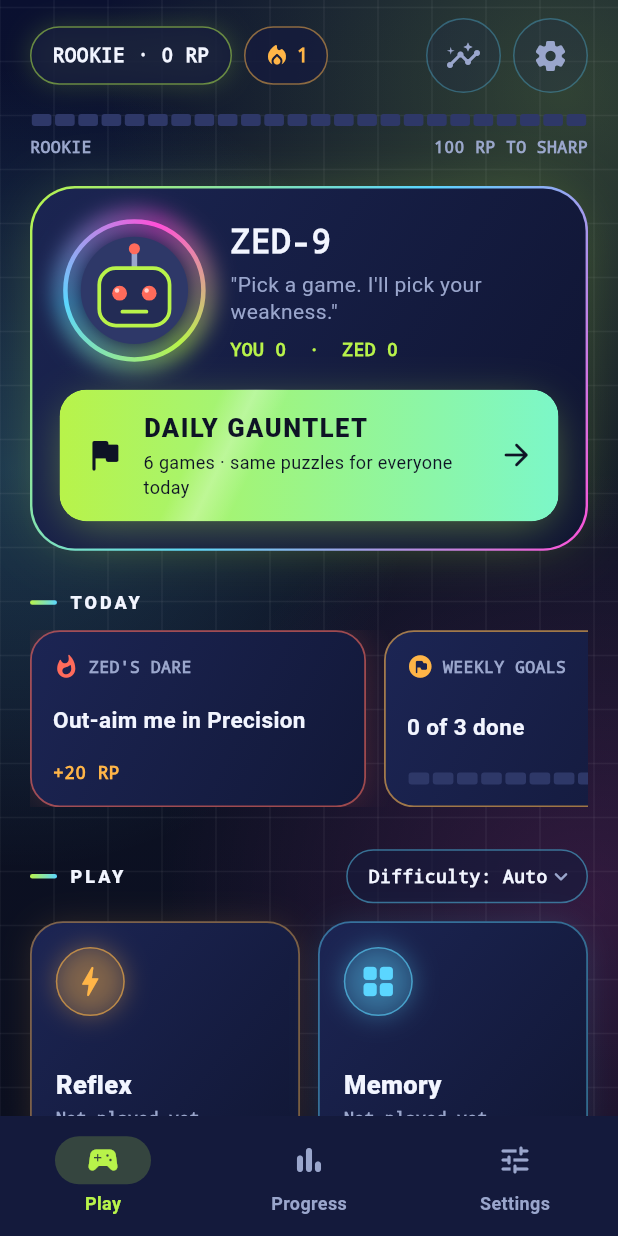
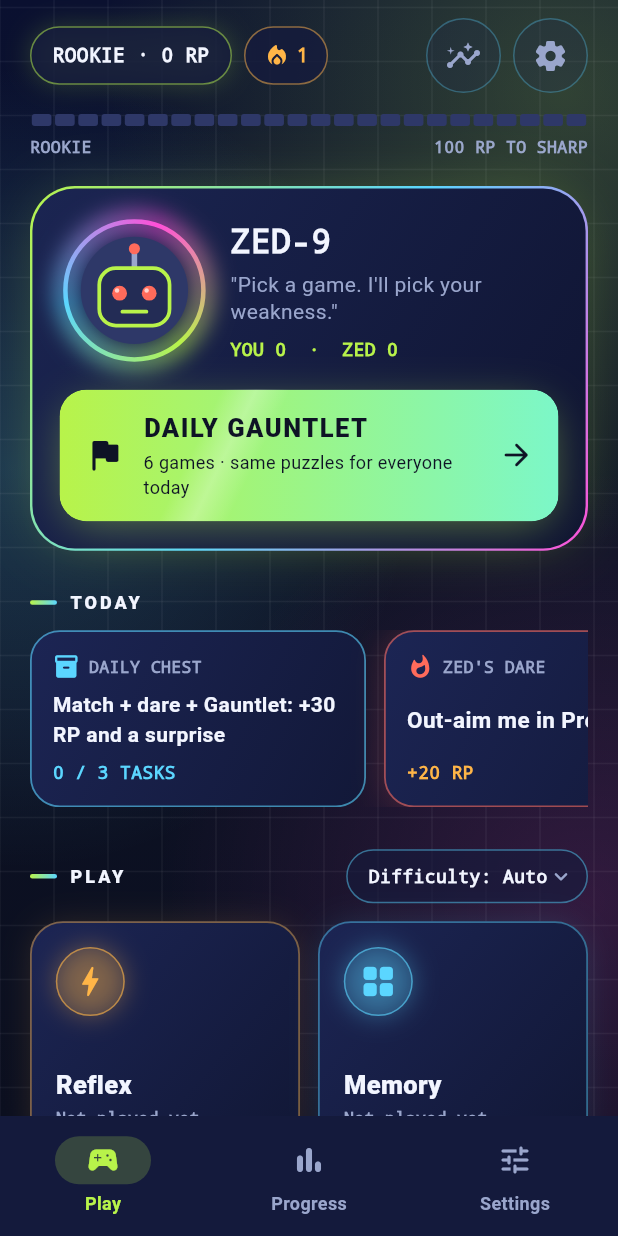
Before and after one commit to gauravkumarit8/beat_the_bot, a Flutter app: the screen it shows after launch, after a tap on "Skip", on a phone screen of 412 x 824 dp. Run offline on Flutter 3.47's test engine with Material 3 defaults, Android fonts, the phone set to English and light mode, and no system bars; our stand-ins replace flutter_local_notifications, google_mobile_ads, shared_preferences, timezone.

Commit message:
Add Daily Chest: three daily tasks unlock a streak-scaled reward

```diff
--- a/lib/core/rank_service.dart
+++ b/lib/core/rank_service.dart
@@ -1,6 +1,8 @@
 // lib/core/rank_service.dart
 // Offline rank, streak and daily-twist logic for Beat the Bot.
 // Needs: shared_preferences in pubspec.yaml. No server, no network.
+
+import 'dart:math';
 
 import 'package:shared_preferences/shared_preferences.dart';
 
@@ -58,6 +60,23 @@ class GauntletReward {
   /// Rewards only count for the first Gauntlet each day.
   final bool firstToday;
   final int points;
+  final Rank? rankUp;
+}
+
+/// What the player found in the Daily Chest.
+class ChestReward {
+  const ChestReward({
+    required this.points,
+    required this.lucky,
+    required this.gotFreeze,
+    required this.rankUp,
+  });
+
+  final int points;
+
+  /// True when the surprise bonus was part of [points].
+  final bool lucky;
+  final bool gotFreeze;
   final Rank? rankUp;
 }
 
@@ -171,6 +190,41 @@ class RankService {
   }
 
   bool dareDone(DateTime now) => _prefs.getString('dareDay') == _key(now);
+
+  // ---- Daily Chest --------------------------------------------------------
+  // Three small tasks a day unlock a chest. Bigger streak, bigger chest.
+
+  /// Played at least one match (or the Gauntlet) today.
+  bool playedToday(DateTime now) => _warmupDay == _key(now);
+
+  /// How many of today's three tasks are done: a match, the dare, the Gauntlet.
+  int chestTasksDone(DateTime now) =>
+      (playedToday(now) ? 1 : 0) +
+      (dareDone(now) ? 1 : 0) +
+      (gauntletTodayScore(now) != null ? 1 : 0);
+
+  bool chestOpened(DateTime now) => _prefs.getString('chestDay') == _key(now);
+
+  bool chestReady(DateTime now) =>
+      !chestOpened(now) && chestTasksDone(now) >= 3;
+
+  /// Base chest size: 25 RP plus 5 for each streak day, up to 7 days.
+  int get chestBase => 25 + 5 * (streak > 7 ? 7 : streak);
+
+  /// Opens today's chest if it is ready. A random surprise can add 15 RP or
+  /// a streak freeze. Pass [rng] to make tests predictable.
+  Future<ChestReward?> openChest(DateTime now, {Random? rng}) async {
+    if (!chestReady(now)) return null;
+    final r = rng ?? Random();
+    await _prefs.setString('chestDay', _key(now));
+    final lucky = r.nextDouble() < 0.3;
+    final freeze = r.nextDouble() < 0.1;
+    final points = chestBase + (lucky ? 15 : 0);
+    final up = await _add(points);
+    if (freeze) await addFreeze();
+    return ChestReward(
+        points: points, lucky: lucky, gotFreeze: freeze, rankUp: up);
+  }
 
   Future<void> _queueNotice(String message) async {
     final list = _prefs.getStringList('notices') ?? <String>[];
--- a/lib/screens/home_screen.dart
+++ b/lib/screens/home_screen.dart
@@ -61,6 +61,7 @@ class _HomeScreenState extends State<HomeScreen>
 
   int _missed = 0;
   int _lastRankIndex = 0;
+  bool _chestAnnounced = false;
 
   @override
   void initState() {
@@ -196,8 +197,10 @@ class _HomeScreenState extends State<HomeScreen>
     final notices = await widget.rank.takeNotices();
     if (!mounted) return;
     setState(() {});
+    final chestNow = widget.rank.chestReady(DateTime.now());
     final lines = [
       ...notices,
+      if (chestNow && !_chestAnnounced) 'Daily chest ready! Open it on Home.',
       if (unlocked.isNotEmpty)
         'Achievement unlocked: ${unlocked.map((a) => a.title).join(', ')}',
     ];
@@ -209,6 +212,7 @@ class _HomeScreenState extends State<HomeScreen>
         ),
       );
     }
+    if (chestNow) _chestAnnounced = true;
     final current = widget.rank.rank;
     final climbed = current.index > _lastRankIndex;
     _lastRankIndex = current.index;
@@ -285,6 +289,34 @@ class _HomeScreenState extends State<HomeScreen>
           builder: (_) => GauntletScreen(rank: widget.rank, ads: widget.ads)),
     );
     await _afterRoute();
+  }
+
+  Future<void> _openChest() async {
+    final reward = await widget.rank.openChest(DateTime.now());
+    if (reward == null || !mounted) return;
+    setState(() {});
+    final extras = [
+      if (reward.lucky) 'Lucky bonus!',
+      if (reward.gotFreeze) 'You found a streak freeze!',
+    ];
+    await showCelebration(
+      context,
+      title: 'DAILY CHEST',
+      badge: '+${reward.points} RP',
+      subtitle: extras.isEmpty
+          ? 'See you tomorrow. Zed will be waiting.'
+          : '${extras.join(' ')} See you tomorrow.',
+    );
+    final current = widget.rank.rank;
+    if (current.index > _lastRankIndex && mounted) {
+      _lastRankIndex = current.index;
+      await showCelebration(
+        context,
+        title: 'RANK UP',
+        badge: current.name.toUpperCase(),
+        subtitle: 'You are now ${current.name.toUpperCase()}. Zed noticed.',
+      );
+    }
   }
 
   Future<void> _enterChallenge() async {
@@ -456,6 +488,13 @@ class _HomeScreenState extends State<HomeScreen>
                         child: ListView(
                           scrollDirection: Axis.horizontal,
                           children: [
+                            _ChestTile(
+                              done: rank.chestTasksDone(now),
+                              opened: rank.chestOpened(now),
+                              reward: rank.chestBase,
+                              onTap: _openChest,
+                            ),
+                            const SizedBox(width: 12),
                             _DareTile(
                               dare: dare,
                               done: rank.dareDone(now),
@@ -1054,6 +1093,72 @@ class _TileShell extends StatelessWidget {
   }
 }
 
+class _ChestTile extends StatelessWidget {
+  const _ChestTile({
+    required this.done,
+    required this.opened,
+    required this.reward,
+    required this.onTap,
+  });
+
+  final int done;
+  final bool opened;
+  final int reward;
+  final VoidCallback onTap;
+
+  @override
+  Widget build(BuildContext context) {
+    final ready = !opened && done >= 3;
+    final accent = opened
+        ? AppColors.lime
+        : ready
+            ? AppColors.amber
+            : Fx.cyan;
+    final String status;
+    if (opened) {
+      status = 'OPENED TODAY';
+    } else if (ready) {
+      status = 'TAP TO OPEN';
+    } else {
+      status = '$done / 3 TASKS';
+    }
+    return _TileShell(
+      onTap: ready ? onTap : null,
+      accent: accent,
+      glow: ready,
+      child: Column(
+        crossAxisAlignment: CrossAxisAlignment.start,
+        mainAxisAlignment: MainAxisAlignment.spaceBetween,
+        children: [
+          Row(
+            children: [
+              Icon(
+                opened ? Icons.check_circle_rounded : Icons.inventory_2_rounded,
+                color: accent,
+                size: 18,
+              ),
+              const SizedBox(width: 6),
+              Text('DAILY CHEST', style: _mono(size: 11)),
+            ],
+          ),
+          Text(
+            opened
+                ? 'Come back tomorrow'
+                : 'Match + dare + Gauntlet: +$reward RP and a surprise',
+            maxLines: 2,
+            overflow: TextOverflow.ellipsis,
+            style: const TextStyle(fontSize: 14, fontWeight: FontWeight.w700),
+          ),
+          Text(
+            status,
+            style: _mono(size: 12, color: accent, weight: FontWeight.w800),
+          ),
+        ],
+      ),
+    );
+  }
+}
+
 class _DareTile extends StatelessWidget {
   const _DareTile({
     required this.dare,
```
Also changed, not shown: 2 other files.
